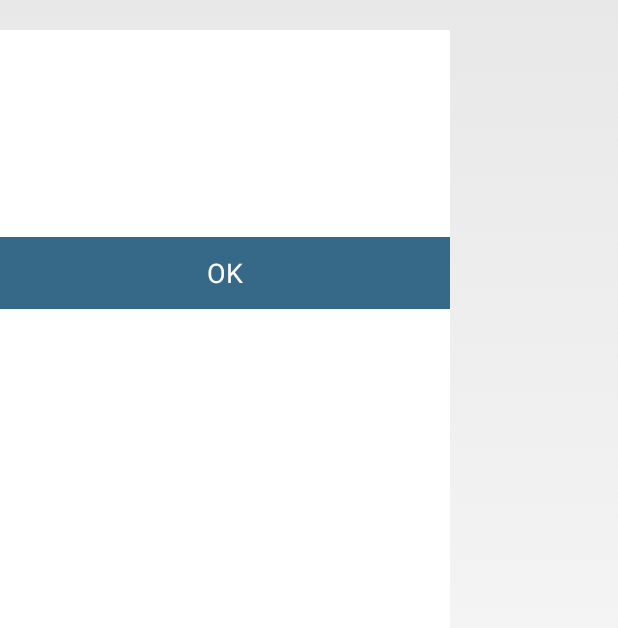
After one commit to KushKD/HP_SSSB, an Android app: the layout dialog_custom_exam_schedule.xml on its own in the app's theme, with its tools: preview values and no code run, on a phone screen of 412 x 824 dp. The commit adds this screen. Shown: the top 628 px of the screen. Run offline under Robolectric (Android 15) with nearby library versions, the phone set to English and light mode, and no system bars.

Commit message:
-- Exams Schedules Working -- Working On Interview Results

```diff
--- a/app/src/main/java/Enum/TaskType.java
+++ b/app/src/main/java/Enum/TaskType.java
@@ -11,7 +11,8 @@ public enum TaskType {
     GET_VACANCIES(3),
     GET_FORMS_DASHBOARD(4),
     GET_POSTWISE_DASHBOARD(5),
-    GET_DIFFERENT_POSTS(6);
+    GET_DIFFERENT_POSTS(6),
+    EXAMSCHEDULE(7);
 
 
     int value;
--- a/app/src/main/java/Utils/EConstants.java
+++ b/app/src/main/java/Utils/EConstants.java
@@ -6,7 +6,7 @@ package Utils;
 public class EConstants {
 
    // public static final String url_Generic = "http://hpsssb.hp.gov.in/hpsssbwebAPI/HPSSSB_REST.svc" ; // Main Server
-   public static final String url_Generic = "http://192.168.1.103/hpssbapi/HPSSSB_REST.svc"; //JIO Amit
+   public static final String url_Generic = "http://192.168.1.100/hpssbapi/HPSSSB_REST.svc"; //JIO Amit
     public static final String function_Instructions = "getInstructions_JSON" ;
     public static final String function_Vacancies = "getVacancies_JSON" ;
     public static final String function_GetOTP = "getLogin_JSON";
--- /dev/null
+++ b/app/src/main/res/layout/dialog_custom_exam_schedule.xml
@@ -0,0 +1,69 @@
+<?xml version="1.0" encoding="utf-8"?>
+<LinearLayout
+    xmlns:android="http://schemas.android.com/apk/res/android"
+    android:layout_width="300dp"
+    android:layout_height="match_parent"
+    android:layout_marginTop="20dp"
+
+    android:orientation="vertical"
+    android:background="#FFFFFF">
+
+    <TextView
+        android:id="@+id/dialog_result"
+        android:layout_width="match_parent"
+        android:layout_height="wrap_content"
+        android:textSize="20dp"
+        android:layout_margin="10dp"
+        android:gravity="center|center_horizontal|center_vertical"
+        android:background="#FFFFFF"
+        android:textColor="#366988"
+        android:textStyle="bold"
+        />
+
+    <TextView
+        android:id="@+id/startrollnumber"
+        android:layout_width="match_parent"
+        android:layout_height="wrap_content"
+        android:textSize="18dp"
+        android:layout_margin="5dp"
+        android:gravity="center|center_horizontal|center_vertical"
+        android:background="#FFFFFF"
+        android:textColor="#366988"
+        android:textStyle="bold"
+        />
+
+    <TextView
+        android:id="@+id/endrollnumber"
+        android:layout_width="match_parent"
+        android:layout_height="wrap_content"
+        android:textSize="18dp"
+        android:layout_margin="5dp"
+        android:gravity="center|center_horizontal|center_vertical"
+        android:background="#FFFFFF"
+        android:textColor="#366988"
+        android:textStyle="bold"
+        />
+
+
+
+
+    <LinearLayout
+        android:layout_width="match_parent"
+        android:layout_height="wrap_content"
+        android:layout_marginTop="20dp"
+        android:orientation="horizontal">
+
+
+        <Button
+            android:id="@+id/dialog_ok"
+            android:layout_width="match_parent"
+            android:layout_height="wrap_content"
+            android:background="#366988"
+            android:textColor="#FFFFFF"
+            android:layout_weight="1"
+            android:text="OK"/>
+
+    </LinearLayout>
+
+
+</LinearLayout>
```
Also changed, not shown: app/src/main/java/AdaptersList/ExamScheduleAdapter.java (added, +127 -0 lines), app/src/main/java/JsonManager/JsonParser.java (+35 -0 lines), app/src/main/java/Model/ExamScheduleResult.java (added, +58 -0 lines), app/src/main/java/Utils/Custom_Dialog.java (+29 -0 lines), app/src/main/java/hp/dit/hpsssb/aadhaar/com/hpssc/Schedule_Exams_Interview.java (+54 -3 lines), app/src/main/res/layout/activity_schedule__exams__interview.xml (+4 -13 lines), app/src/main/res/layout/item_exam_schedule.xml (added, +74 -0 lines).
